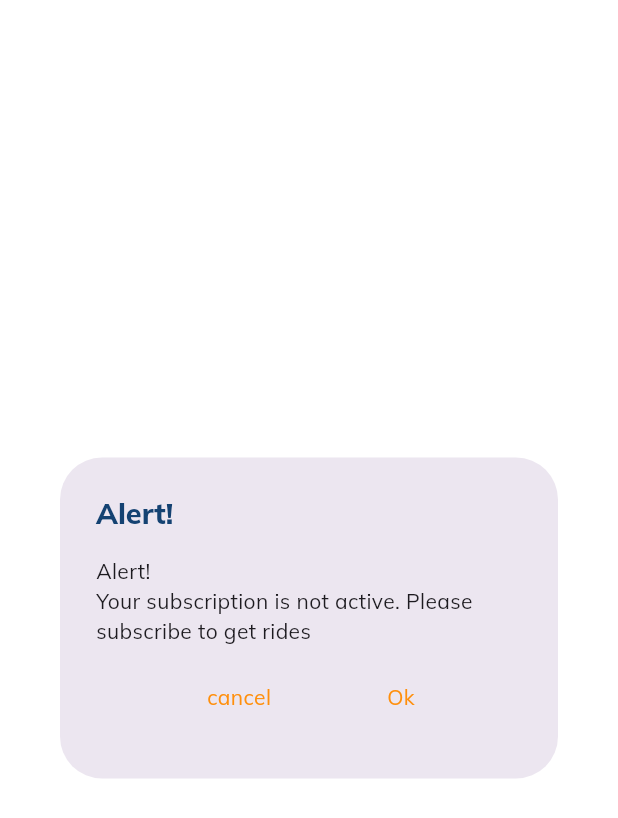
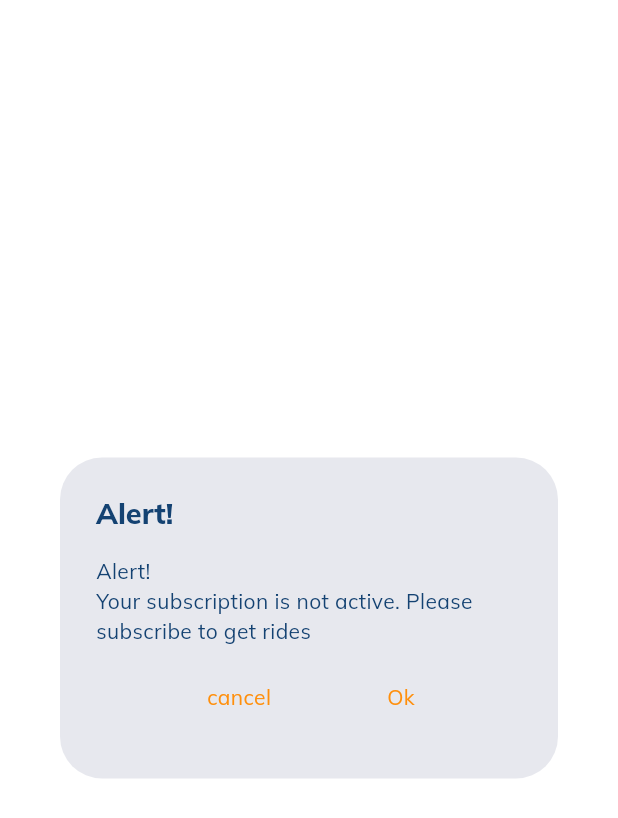
Before and after one commit to anjaniservices369/rubia-app-driverpartner-flutter, a Flutter app: the AvalableRide screen opened directly, on a phone screen of 412 x 824 dp. Shown: the top 818 px of the screen. Run offline on Flutter 3.47's test engine with Material 3 defaults, Android fonts, the phone set to English and light mode, and no system bars; our stand-ins replace action_slider, animated_splash_screen, audioplayers, awesome_dialog, badges, cached_network_image and 30 more; missing offline and left inert: flutter_background_service, flutter_cashfree_pg_sdk, geocoder2, google_maps_place_picker_mb, loading_icon_button, maps_curved_line and 4 more; accounts and stored records are empty; network calls fail.

Commit message:
Align partner app styling with the customer app
Theme: default text and icons use the brand navy and the Material colour
scheme is seeded from navy, so dialogs and sheets no longer fall back to the
Material purple-grey. Constants: card and back-button shadows are navy-tinted,
page background F5F5F5, light grey C4C4C4 (same values as the customer app).

Left as they are on purpose: tPink (peach here, red in the customer app),
tgreen, and the button and text-field widgets.

Co-Authored-By: Claude Sonnet 5.5 <noreply@anthropic.com>

```diff
--- a/lib/constants/constants.dart
+++ b/lib/constants/constants.dart
@@ -8,7 +8,7 @@ import 'package:flutter/material.dart';
 
 const tDefaultPadding = 20.0;
 var tPrimaryColor = Color(0XFFFF8F0C);
-var tBackground = Color(0XFFFDFDFD);
+var tBackground = Color(0XFFF5F5F5); // same as the Customer app
 var tAppbarColor = Color(0XFFFFC10C);
 var tSecondaryColor = Color(0XFF144272);
 const tGreen = Color(0XFF169755);
@@ -50,11 +50,12 @@ const tLightBrown = Color(0XFF935A29);
 // FF8F0C
 //var tYellow = Color(0XFFF57C00);
 const tDivider = Color(0XFFE1E1E1);
-const tlightGray = Color(0XFFCCCCCC);
+const tlightGray = Color(0XFFC4C4C4); // same as the Customer app
 
+// Card and button shadows are tinted with the brand navy, as in the Customer app (they were plain black).
 const tBoxShadow = BoxShadow(
-  color: Color(0x26000000),
-  blurRadius: 6,
+  color: Color(0x23144272),
+  blurRadius: 4,
   offset: Offset(0, 1),
 );
 
@@ -69,7 +70,7 @@ const tProfileShadow = BoxShadow(
   offset: Offset(0, 4),
 );
 const tBackbtnBoxShadow = BoxShadow(
-  color: Color(0x23000000),
+  color: Color(0x23144272),
   blurRadius: 4,
   offset: Offset(0, 1),
 );
```
Also changed, not shown: lib/main.dart (+7 -1 lines), 1 other file.
